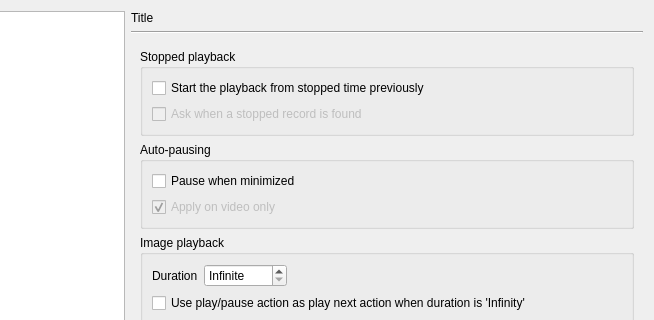
bylee20/bomi, file src/cmplayer/ui/prefdialog.ui: the form before one commit; both pictures show x 86 to 740 and y 0 to 320 of the 740 by 640 pixel window.
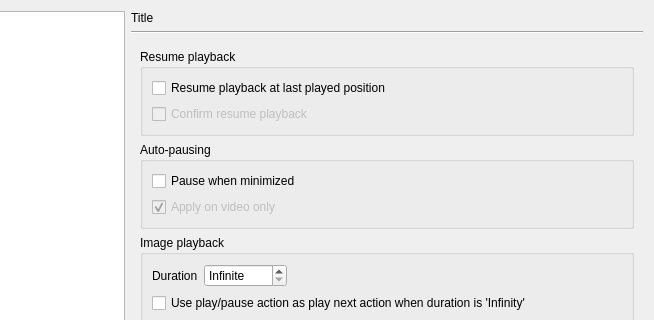
The form after the commit. The open tabs and pages were chosen to show the change. Icons and pictures are not drawn. Custom widgets are drawn as their Qt base class.

```diff
--- a/src/cmplayer/ui/prefdialog.ui
+++ b/src/cmplayer/ui/prefdialog.ui
@@ -141,13 +141,13 @@
          <item>
           <widget class="QGroupBox" name="groupBox_2">
            <property name="title">
-            <string>Stopped playback</string>
+            <string>Resume playback</string>
            </property>
            <layout class="QVBoxLayout" name="verticalLayout_6">
             <item>
              <widget class="QCheckBox" name="remember_stopped">
               <property name="text">
-               <string>Start the playback from stopped time previously</string>
+               <string>Resume playback at last played position</string>
               </property>
              </widget>
             </item>
@@ -157,7 +157,7 @@
                <bool>false</bool>
               </property>
               <property name="text">
-               <string>Ask when a stopped record is found</string>
+               <string>Confirm resume playback</string>
               </property>
              </widget>
             </item>
```
Left out of the diff: 2 changed lines with no effect on the pictures.
